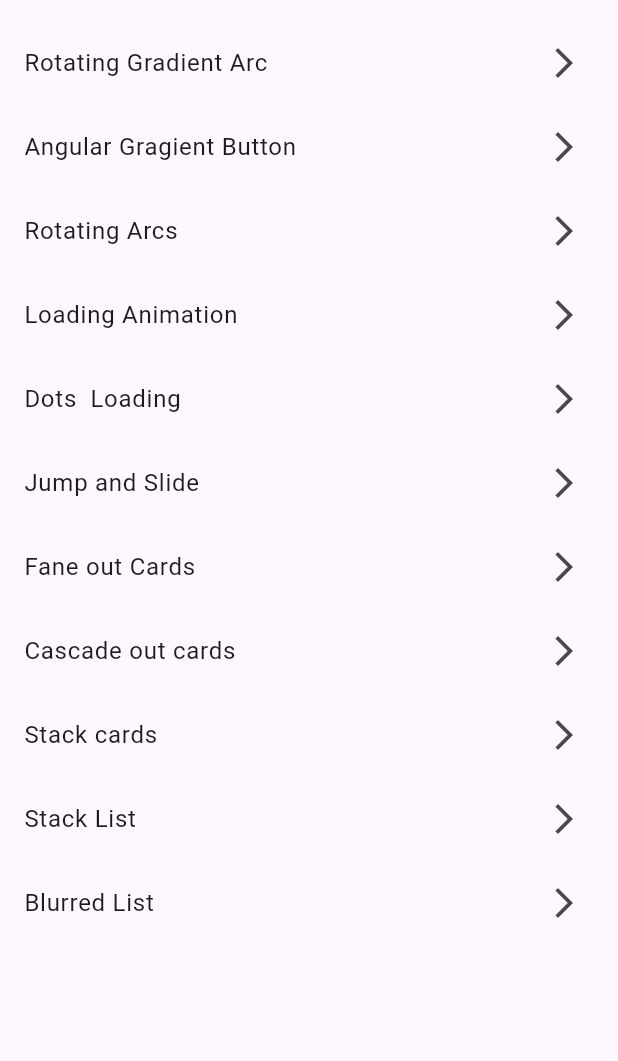
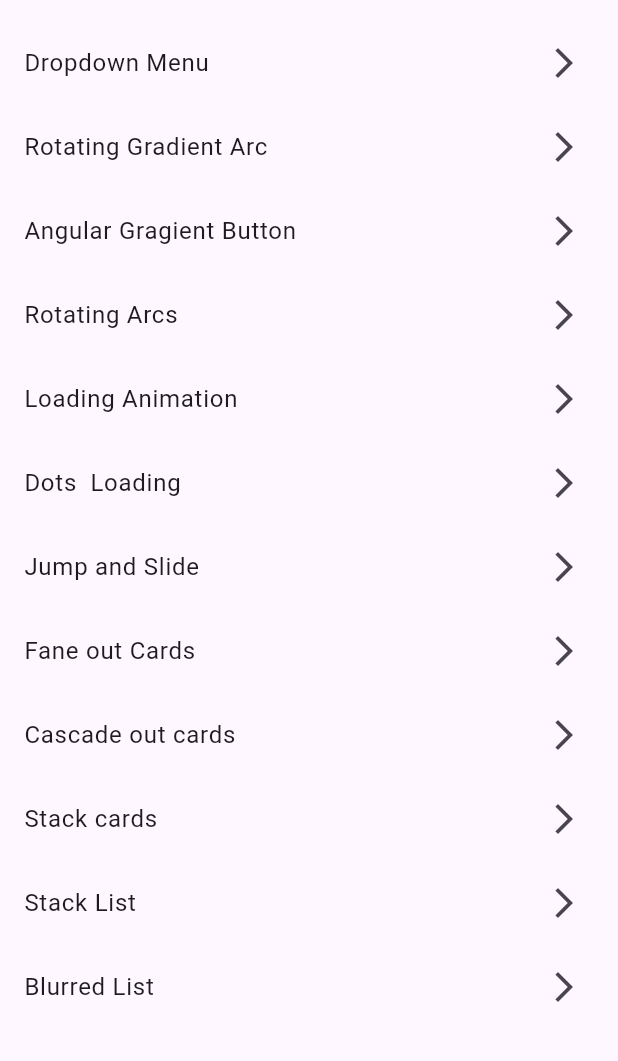
Before and after one commit to prosmaw/flutter_custom_widgets, a Flutter app: the screen it shows after launch, on a phone screen of 412 x 824 dp, the part 63-1124 px from its top. Run offline on Flutter 3.47's test engine with Material 3 defaults, Android fonts, the phone set to English and light mode, and no system bars; our stand-ins replace flutter_svg.

Commit message:
called dropdown menu

```diff
--- a/lib/pages/home_page.dart
+++ b/lib/pages/home_page.dart
@@ -4,6 +4,7 @@ import 'package:custom_widgets/widgets/card_fan_out_animation.dart';
 import 'package:custom_widgets/widgets/cards_cascade_out.dart';
 import 'package:custom_widgets/widgets/cards_stack.dart';
 import 'package:custom_widgets/widgets/dots_loading.dart';
+import 'package:custom_widgets/widgets/dropdown_menu.dart';
 import 'package:custom_widgets/widgets/jump_slide.dart';
 import 'package:custom_widgets/widgets/loading_animation.dart';
 import 'package:custom_widgets/widgets/rotating_arcs.dart';
@@ -48,6 +49,7 @@ class Demo {
 }
 
 List<Demo> widgetsDemo = [
+  Demo(builder: (context) => const CustomDropdownMenu(), name: "Dropdown Menu"),
   Demo(
       builder: (context) => const RotatingGradientArc(),
       name: "Rotating Gradient Arc"),
```
